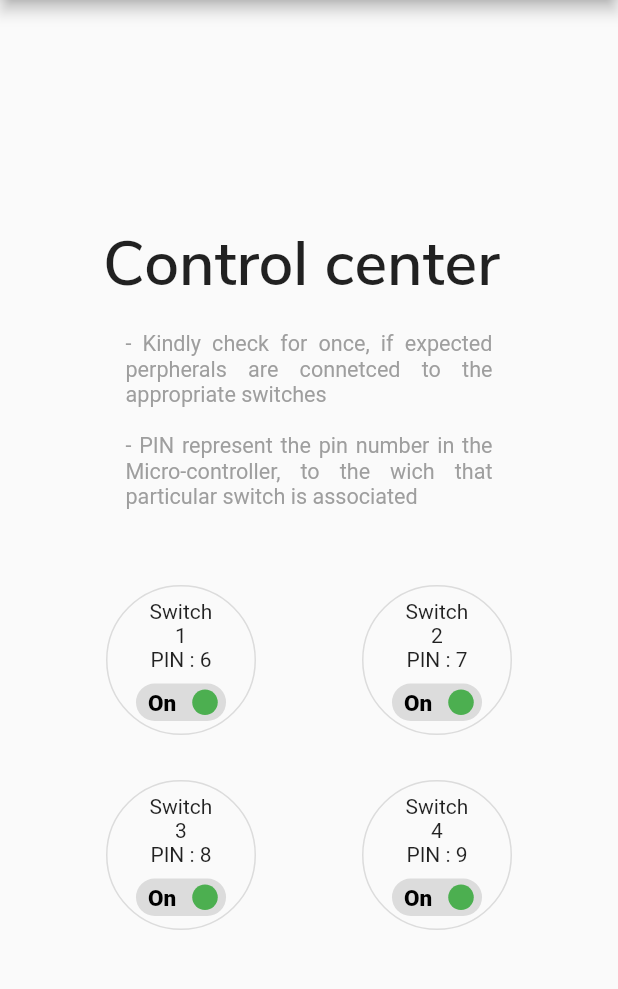
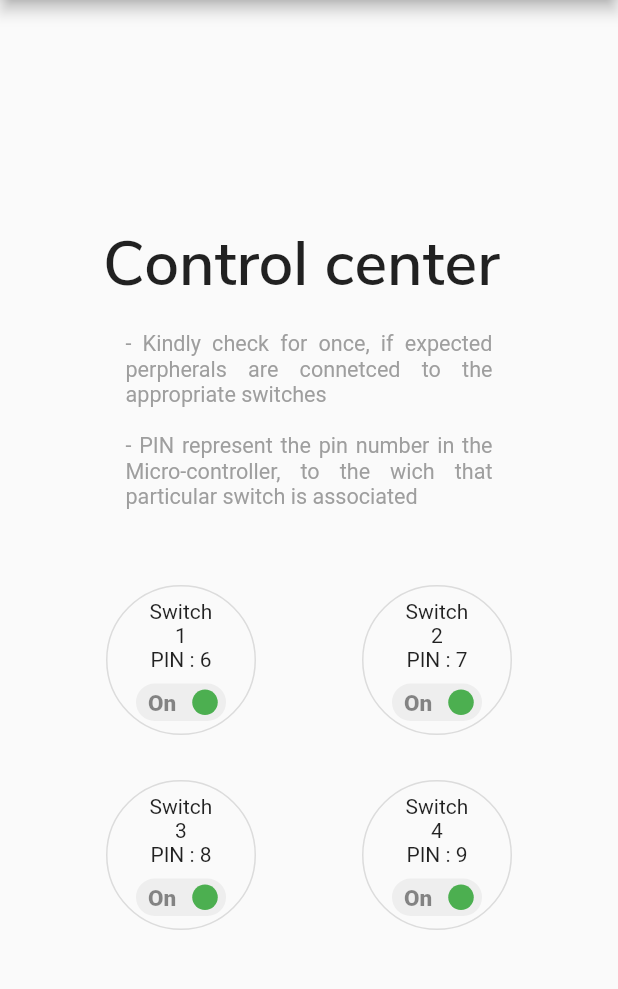
Before and after one commit to hammadahamed/agro_cloud, a Flutter app: the Controls screen opened directly, on a phone screen of 412 x 824 dp, the part 84-1073 px from its top. Run offline on Flutter 3.47's test engine with Material 2 defaults, Android fonts, the light colour scheme and no system bars; drawn by our look-alikes of flutter_switch; our stand-ins replace csv, firebase_core, firebase_database, fl_chart, flutter_spinkit, flutter_svg and 3 more; missing offline and left inert: sign_button; accounts and stored records are empty; statements that could not run were skipped.

Commit message:
minor UI change

```diff
--- a/lib/screens/controls.dart
+++ b/lib/screens/controls.dart
@@ -149,14 +149,14 @@ class _ControlsState extends State<Controls> {
                         ),
                         Obx(() => FlutterSwitch(
                               activeToggleColor: Colors.green,
-                              activeColor: Colors.black12,
+                              activeColor: Colors.grey[200],
                               inactiveColor: Colors.black26,
                               toggleSize: 20,
                               valueFontSize: 15,
                               width: 60,
                               height: 25,
                               showOnOff: true,
-                              activeTextColor: Colors.black,
+                              activeTextColor: Colors.black45,
                               inactiveTextColor: Colors.blue[50],
                               value: switcher.controlSwitch1.value,
                               onToggle: (value) {
@@ -194,14 +194,14 @@ class _ControlsState extends State<Controls> {
                         ),
                         Obx(() => FlutterSwitch(
                               activeToggleColor: Colors.green,
-                              activeColor: Colors.black12,
+                              activeColor: Colors.grey[200],
                               inactiveColor: Colors.black26,
                               toggleSize: 20,
                               valueFontSize: 15,
                               width: 60,
                               height: 25,
                               showOnOff: true,
-                              activeTextColor: Colors.black,
+                              activeTextColor: Colors.black45,
                               inactiveTextColor: Colors.blue[50],
                               value: switcher.controlSwitch2.value,
                               onToggle: (value) {
@@ -249,14 +249,14 @@ class _ControlsState extends State<Controls> {
                         ),
                         Obx(() => FlutterSwitch(
                               activeToggleColor: Colors.green,
-                              activeColor: Colors.black12,
+                              activeColor: Colors.grey[200],
                               inactiveColor: Colors.black26,
                               toggleSize: 20,
                               valueFontSize: 15,
                               width: 60,
                               height: 25,
                               showOnOff: true,
-                              activeTextColor: Colors.black,
+                              activeTextColor: Colors.black45,
                               inactiveTextColor: Colors.blue[50],
                               value: switcher.controlSwitch3.value,
                               onToggle: (value) {
@@ -294,14 +294,14 @@ class _ControlsState extends State<Controls> {
                         ),
                         Obx(() => FlutterSwitch(
                               activeToggleColor: Colors.green,
-                              activeColor: Colors.black12,
+                              activeColor: Colors.grey[200],
                               inactiveColor: Colors.black26,
                               toggleSize: 20,
                               valueFontSize: 15,
                               width: 60,
                               height: 25,
                               showOnOff: true,
-                              activeTextColor: Colors.black,
+                              activeTextColor: Colors.black45,
                               inactiveTextColor: Colors.blue[50],
                               value: switcher.controlSwitch4.value,
                               onToggle: (value) {
```
